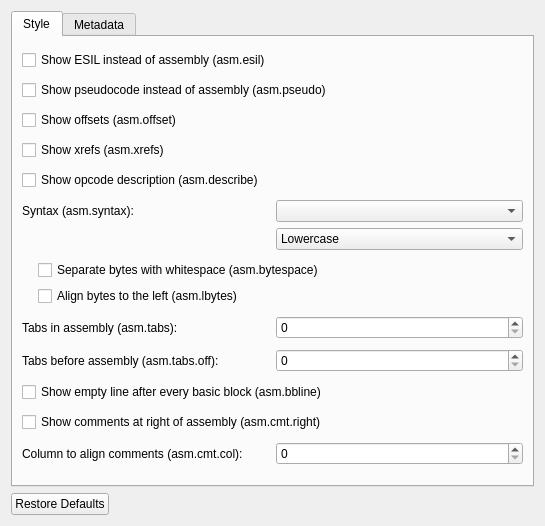
The window that src/dialogs/preferences/AsmOptionsWidget.ui (rizinorg/cutter) describes before a commit, drawn with Qt 5.
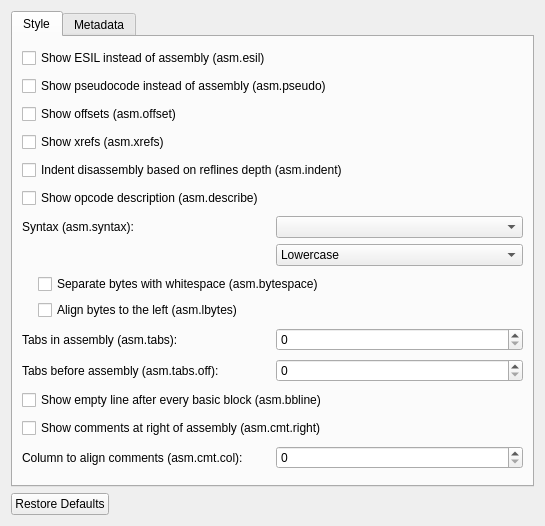
The same window after the commit.

Commit message:
Added a checkbox in the preferences dialog for asm.indent (#1175)
* Added a checkbox in the preferences dialog for asm.indent

* Fixed styling

* Made description more accurate

What changed in the file:
```diff
--- a/src/dialogs/preferences/AsmOptionsWidget.ui
+++ b/src/dialogs/preferences/AsmOptionsWidget.ui
@@ -52,6 +52,13 @@
          </property>
         </widget>
        </item>
+       <item>
+	<widget class="QCheckBox" name="indentCheckBox">
+	 <property name="text">
+	  <string>Indent disassembly based on reflines depth (asm.indent)</string>
+	 </property>
+	</widget>
+       </item>
        <item>
         <widget class="QCheckBox" name="describeCheckBox">
          <property name="text">
```
The commit also changes 3 other files.
